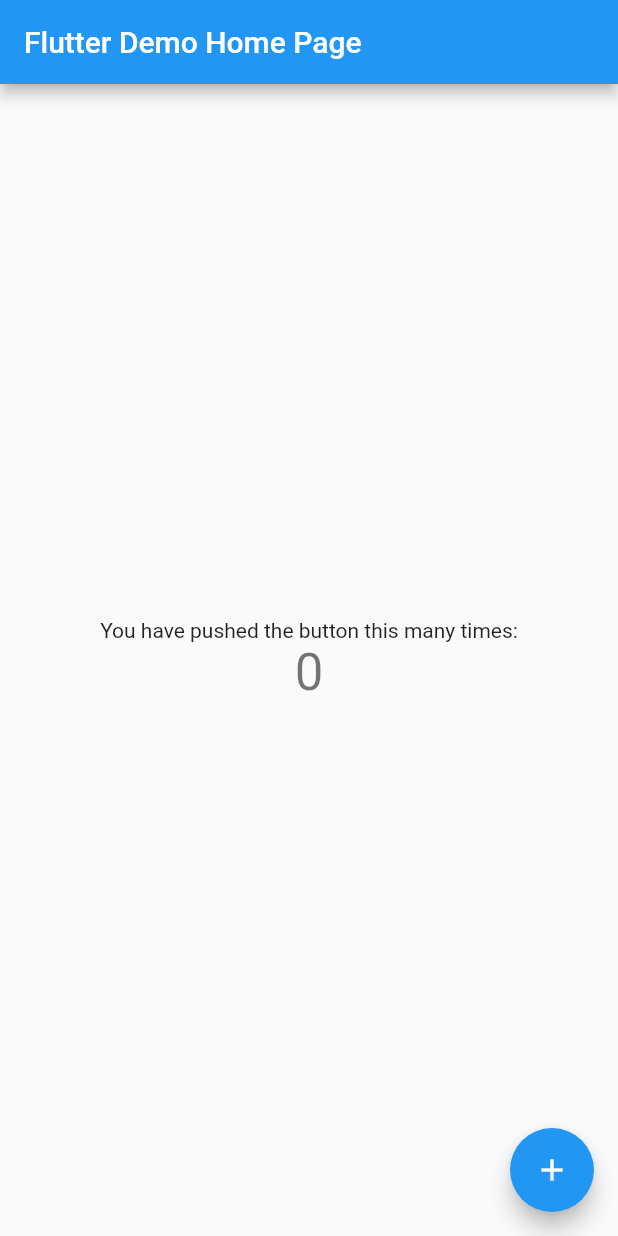
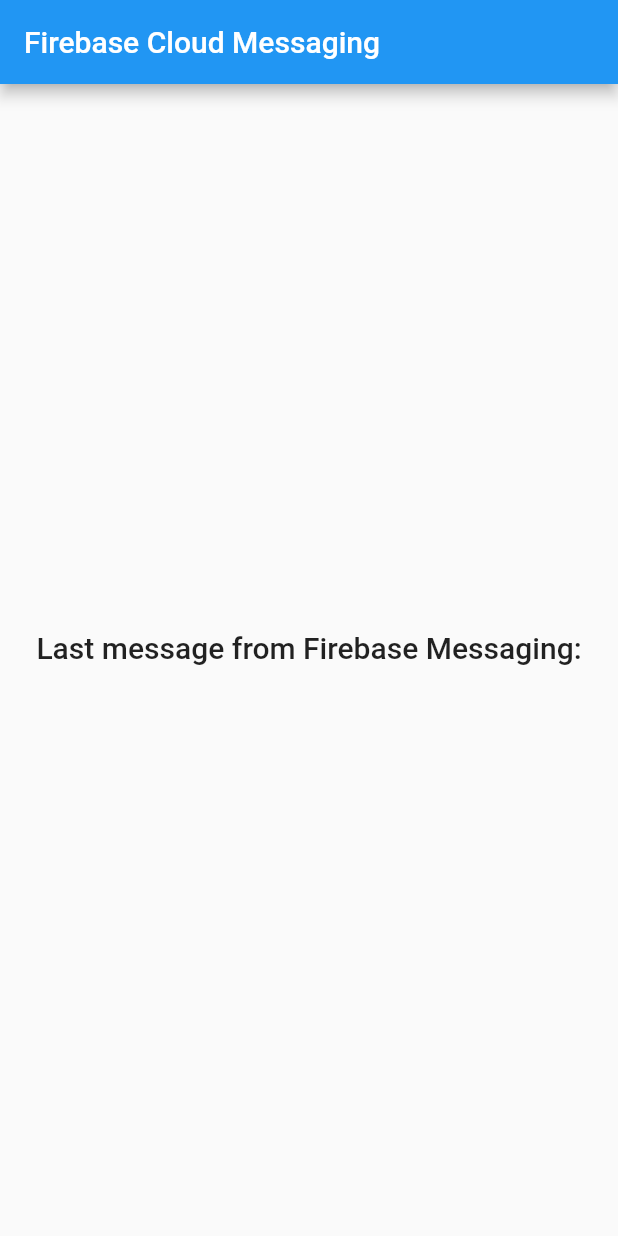
Before and after one commit to Danzo-bit/FCM_Notifications, a Flutter app: the screen it shows after launch, on a phone screen of 412 x 824 dp. Run offline on Flutter 3.47's test engine with Material 2 defaults, Android fonts, the phone set to English and light mode, and no system bars; our stand-ins replace firebase_core, firebase_messaging, rxdart; accounts and stored records are empty.

Commit message:
manages background and foreground notifications

```diff
--- a/lib/main.dart
+++ b/lib/main.dart
@@ -1,12 +1,25 @@
 import 'package:firebase_core/firebase_core.dart';
 import 'package:flutter/foundation.dart';
 import 'package:flutter/material.dart';
+import 'package:rxdart/rxdart.dart';
 
 import 'firebase_options.dart';
 import 'package:firebase_messaging/firebase_messaging.dart';
 
-// TODO: Add stream controller
-// TODO: Define the background message handler
+//Add stream controller
+final _messageStreamController = BehaviorSubject<RemoteMessage>();
+
+//Define the background message handler
+Future<void> _firebaseMessagingBackgroundHandler(RemoteMessage message) async {
+ await Firebase.initializeApp();
+
+ if (kDebugMode) {
+   print("Handling a background message: ${message.messageId}");
+   print('Message data: ${message.data}');
+   print('Message notification: ${message.notification?.title}');
+   print('Message notification: ${message.notification?.body}');
+ }
+}
 
 Future<void> main() async {
  WidgetsFlutterBinding.ensureInitialized();
@@ -31,7 +44,7 @@ final settings = await messaging.requestPermission(
  if (kDebugMode) {
    print('Permission granted: ${settings.authorizationStatus}');
  }
- // TODO: Register with FCM
+ // Register with FCM
  String? token;
  const vapidKey = "BH2kATjOsEJ8Kt8T2EcaElzKInQBOqm9VqpblGNvJNYe9x5T_BscfdhH1X77_rwSKa5nYzZz3XQNpxbBGLf4nPE";
 
@@ -46,8 +59,21 @@ final settings = await messaging.requestPermission(
 if (kDebugMode) {
   print('Registration Token=$token');
 }
- // TODO: Set up foreground message handler
- // TODO: Set up background message handler
+ //Set up foreground message handler
+
+  FirebaseMessaging.onMessage.listen((RemoteMessage message) {
+   if (kDebugMode) {
+     print('Handling a foreground message: ${message.messageId}');
+     print('Message data: ${message.data}');
+     print('Message notification: ${message.notification?.title}');
+     print('Message notification: ${message.notification?.body}');
+   }
+
+   _messageStreamController.sink.add(message);
+  });
+
+ //Set up background message handler
+  FirebaseMessaging.onBackgroundMessage(_firebaseMessagingBackgroundHandler);
 
  runApp(MyApp());
 }
@@ -61,103 +87,58 @@ class MyApp extends StatelessWidget {
     return MaterialApp(
       title: 'Flutter Demo',
       theme: ThemeData(
-        // This is the theme of your application.
-        //
-        // Try running your application with "flutter run". You'll see the
-        // application has a blue toolbar. Then, without quitting the app, try
-        // changing the primarySwatch below to Colors.green and then invoke
-        // "hot reload" (press "r" in the console where you ran "flutter run",
-        // or simply save your changes to "hot reload" in a Flutter IDE).
-        // Notice that the counter didn't reset back to zero; the application
-        // is not restarted.
               primarySwatch: Colors.blue,
       ),
-      home: const MyHomePage(title: 'Flutter Demo Home Page'),
+      home: const MyHomePage(title: 'Firebase Cloud Messaging'),
     );
   }
 }
 
+//adds a subscriber to the stream controller in the
+// State widget and displays the last message on the widget
 class MyHomePage extends StatefulWidget {
   const MyHomePage({super.key, required this.title});
-
-  // This widget is the home page of your application. It is stateful, meaning
-  // that it has a State object (defined below) that contains fields that affect
-  // how it looks.
-
-  // This class is the configuration for the state. It holds the values (in this
-  // case the title) provided by the parent (in this case the App widget) and
-  // used by the build method of the State. Fields in a Widget subclass are
-  // always marked "final".
 
   final String title;
 
   @override
-  State<MyHomePage> createState() => _MyHomePageState();
+  createState() => _MyHomePageState();
 }
 
 class _MyHomePageState extends State<MyHomePage> {
-  int _counter = 0;
+ String _lastMessage = "";
 
-  void _incrementCounter() {
+ _MyHomePageState() {
+   _messageStreamController.listen((message) {
      setState(() {
-      // This call to setState tells the Flutter framework that something has
-      // changed in this State, which causes it to rerun the build method below
-      // so that the display can reflect the updated values. If we changed
-      // _counter without calling setState(), then the build method would not be
-      // called again, and so nothing would appear to happen.
-      _counter++;
+       if (message.notification != null) {
+         _lastMessage = 'Received a notification message:'
+             '\nTitle=${message.notification?.title},'
+             '\nBody=${message.notification?.body},'
+             '\nData=${message.data}';
+       } else {
+         _lastMessage = 'Received a data message: ${message.data}';
+       }
+     });
    });
  }
 
  @override
  Widget build(BuildContext context) {
-    // This method is rerun every time setState is called, for instance as done
-    // by the _incrementCounter method above.
-    //
-    // The Flutter framework has been optimized to make rerunning build methods
-    // fast, so that you can just rebuild anything that needs updating rather
-    // than having to individually change instances of widgets.
    return Scaffold(
      appBar: AppBar(
-        // Here we take the value from the MyHomePage object that was created by
-        // the App.build method, and use it to set our appbar title.
        title: Text(widget.title),
      ),
      body: Center(
-        // Center is a layout widget. It takes a single child and positions it
-        // in the middle of the parent.
        child: Column(
-          // Column is also a layout widget. It takes a list of children and
-          // arranges them vertically. By default, it sizes itself to fit its
-          // children horizontally, and tries to be as tall as its parent.
-          //
-          // Invoke "debug painting" (press "p" in the console, choose the
-          // "Toggle Debug Paint" action from the Flutter Inspector in Android
-          // Studio, or the "Toggle Debug Paint" command in Visual Studio Code)
-          // to see the wireframe for each widget.
-          //
-          // Column has various properties to control how it sizes itself and
-          // how it positions its children. Here we use mainAxisAlignment to
-          // center the children vertically; the main axis here is the vertical
-          // axis because Columns are vertical (the cross axis would be
-          // horizontal).
          mainAxisAlignment: MainAxisAlignment.center,
          children: <Widget>[
-            const Text(
-              'You have pushed the button this many times:',
-            ),
-            Text(
-              '$_counter',
-              style: Theme.of(context).textTheme.headline4,
-            ),
+           Text('Last message from Firebase Messaging:',
+               style: Theme.of(context).textTheme.titleLarge),
+           Text(_lastMessage, style: Theme.of(context).textTheme.bodyLarge),
          ],
        ),
      ),
-      floatingActionButton: FloatingActionButton(
-        onPressed: _incrementCounter,
-        tooltip: 'Increment',
-        child: const Icon(Icons.add),
-      ), // This trailing comma makes auto-formatting nicer for build methods.
    );
  }
 }
```
Also changed, not shown: 2 other files. Lines whose indentation alone changed are shown as unchanged.
